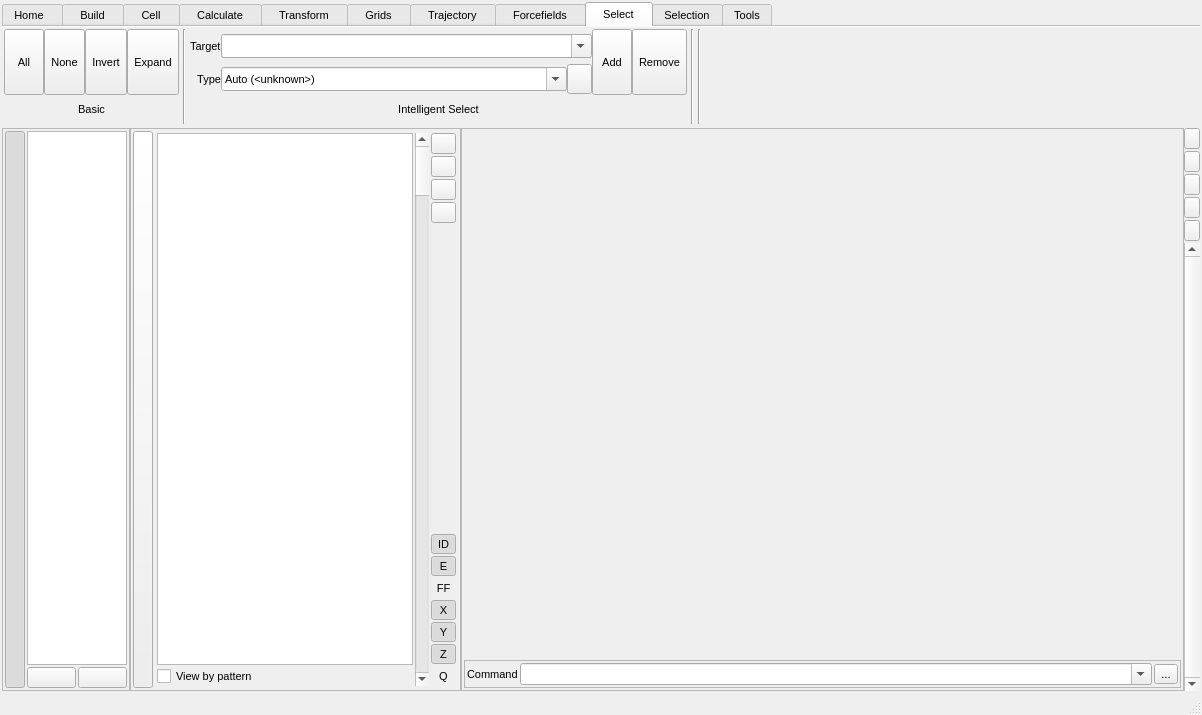
Before: the Qt Designer form src/gui/mainwindow.ui in trisyoungs/aten, drawn with Qt 5.
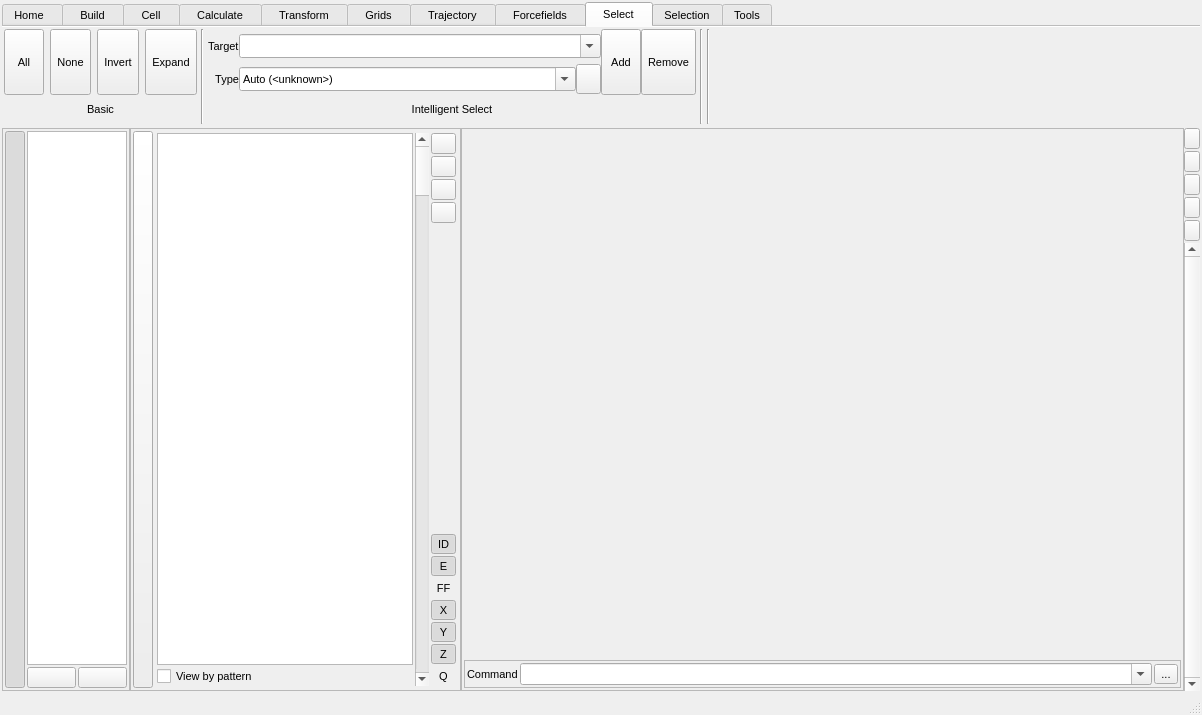
After: the same form once the commit is applied. The open tabs and pages were chosen to show the change. Icons and pictures are not drawn. Custom widgets are drawn as their Qt base class.

Commit message: Added basic test code for dynamic UI implementation.

The edit to the form file:
```diff
--- a/src/gui/mainwindow.ui
+++ b/src/gui/mainwindow.ui
@@ -7888,6 +7888,37 @@
         </property>
         <item>
          <layout class="QGridLayout" name="gridLayout">
+          <item row="1" column="0" colspan="2">
+           <widget class="QLabel" name="label_24">
+            <property name="text">
+             <string>Basic</string>
+            </property>
+            <property name="alignment">
+             <set>Qt::AlignCenter</set>
+            </property>
+           </widget>
+          </item>
+          <item row="0" column="0">
+           <widget class="TSpaceSaver" name="widget" native="true">
+            <layout class="QGridLayout" name="gridLayout_2">
+             <property name="leftMargin">
+              <number>0</number>
+             </property>
+             <property name="topMargin">
+              <number>0</number>
+             </property>
+             <property name="rightMargin">
+              <number>0</number>
+             </property>
+             <property name="bottomMargin">
+              <number>0</number>
+             </property>
+             <property name="horizontalSpacing">
+              <number>6</number>
+             </property>
+             <property name="verticalSpacing">
+              <number>0</number>
+             </property>
           <item row="0" column="0">
            <widget class="TMenuButton" name="SelectBasicAllButton">
             <property name="sizePolicy">
@@ -8120,14 +8151,7 @@
             </property>
            </widget>
           </item>
-          <item row="1" column="0" colspan="4">
-           <widget class="QLabel" name="label_24">
-            <property name="text">
-             <string>Basic</string>
-            </property>
-            <property name="alignment">
-             <set>Qt::AlignCenter</set>
-            </property>
+            </layout>
            </widget>
           </item>
          </layout>
@@ -11019,6 +11043,12 @@
    <extends>QTableWidget</extends>
    <header>ttablewidget.hui</header>
   </customwidget>
+  <customwidget>
+   <class>TSpaceSaver</class>
+   <extends>QWidget</extends>
+   <header>gui/tspacesaver.hui</header>
+   <container>1</container>
+  </customwidget>
  </customwidgets>
  <resources>
   <include location="icons.qrc"/>
```
Left out of the diff: 2 changed lines with no effect on the pictures. Lines whose indentation alone changed are shown as unchanged. The commit also changes 4 other files.
